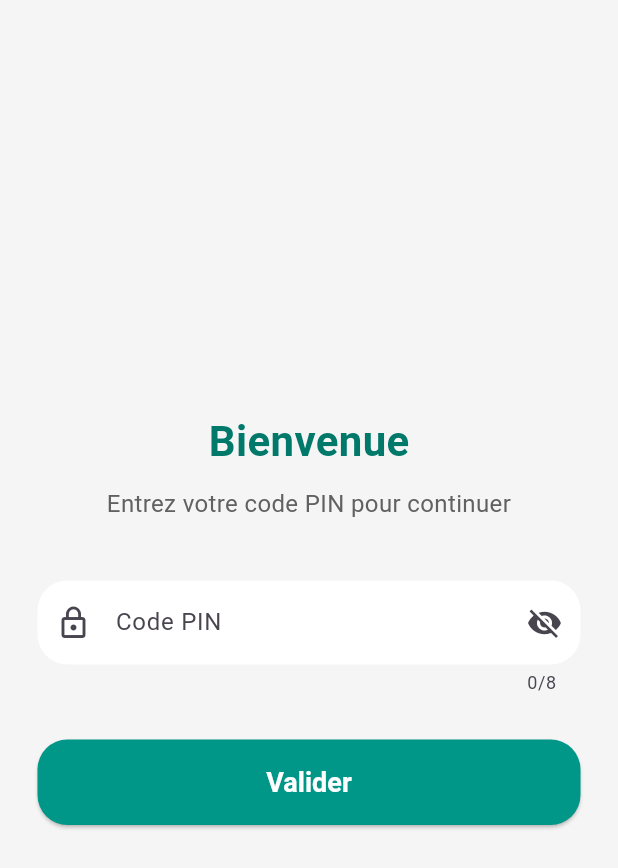
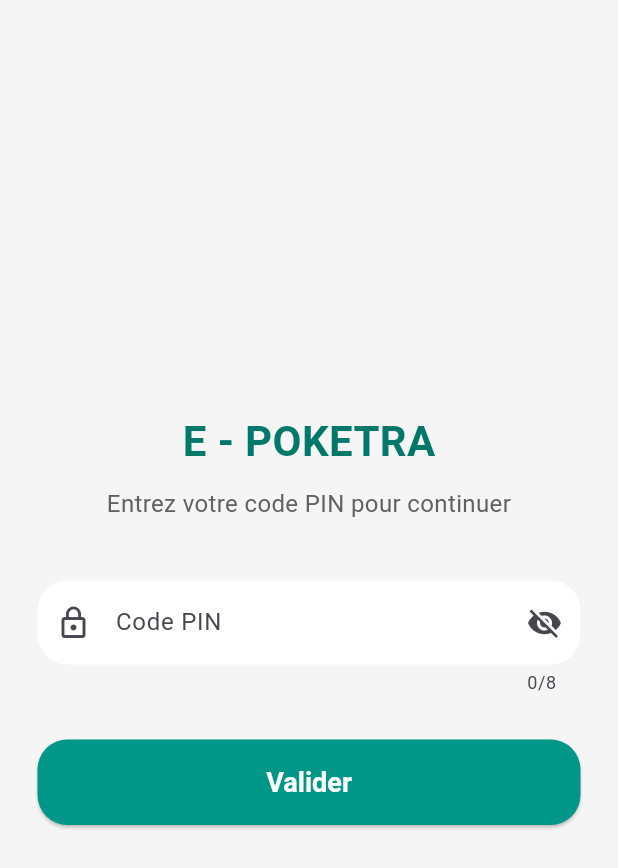
Before and after one commit to Tsiory118/epoketra_app, a Flutter app: the screen it shows after launch, on a phone screen of 412 x 824 dp. Shown: the top 868 px of the screen. Run offline on Flutter 3.47's test engine with Material 3 defaults, Android fonts, the light colour scheme and no system bars; our stand-ins replace flutter_riverpod, flutter_secure_storage, hive, hive_flutter; accounts and stored records are empty.

Commit message:
mise a jour ico

```diff
--- a/lib/screens/pin_screen.dart
+++ b/lib/screens/pin_screen.dart
@@ -55,7 +55,7 @@ class _PinScreenState extends State<PinScreen> {
             children: [
               // Titre
               Text(
-                'Bienvenue',
+                'E - POKETRA',
                 style: TextStyle(
                   fontSize: 28,
                   fontWeight: FontWeight.bold,
```
